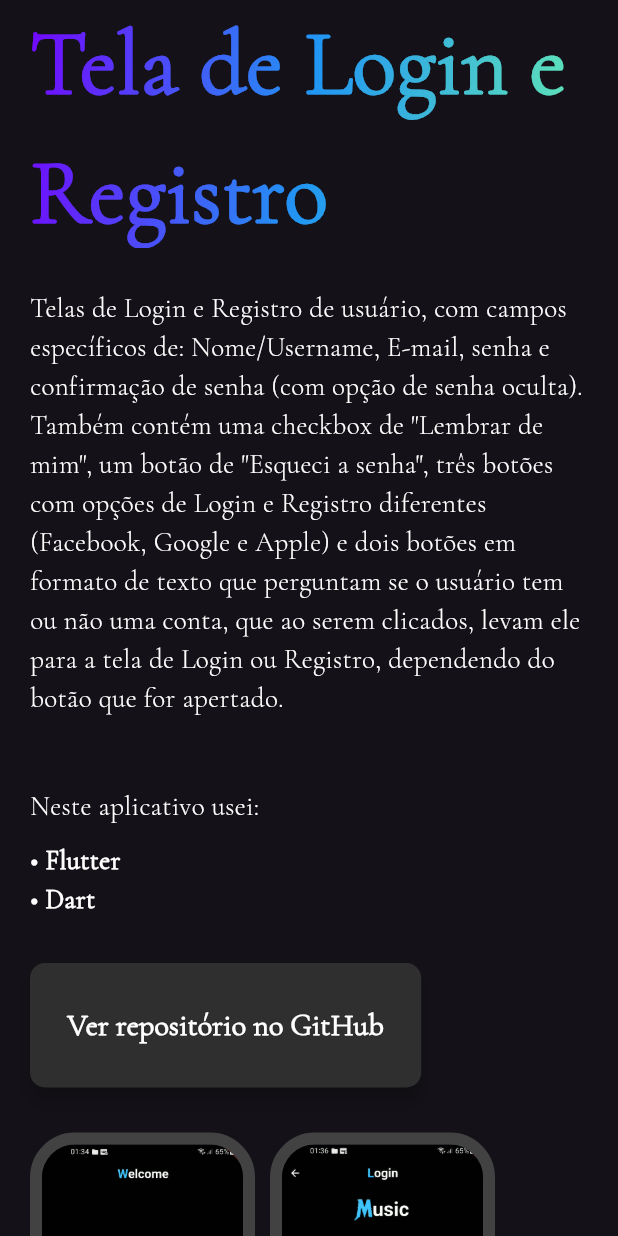
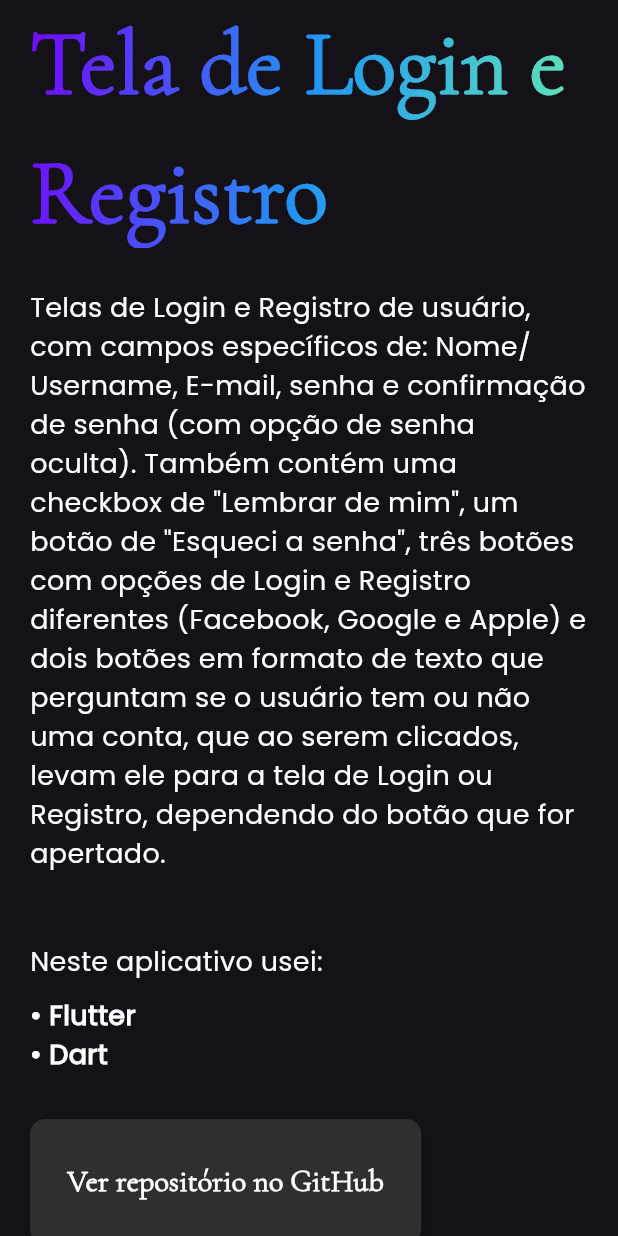
Before and after one commit to leonardovivo/portfolio, a Flutter app: the LoginScreenProject widget shown alone on an empty page, opened directly, on a phone screen of 412 x 824 dp. Run offline on Flutter 3.47's test engine with Material 3 defaults, Android fonts, the light colour scheme and no system bars; our stand-ins replace flutter_animate, flutter_svg, scrollable_positioned_list.

Commit message:
Mudança de fonte

```diff
--- a/lib/projects/login_screen.dart
+++ b/lib/projects/login_screen.dart
@@ -47,7 +47,7 @@ class LoginScreenProject extends StatelessWidget {
                       ' do botão que for apertado.'
                       '\n',
                       style: TextStyle(
-                        fontFamily: 'Cormorant Garamond',
+                        fontFamily: 'Poppins',
                         fontSize: 18,
                         color: Colors.white,
                       ),
@@ -56,7 +56,7 @@ class LoginScreenProject extends StatelessWidget {
                     const Text(
                       'Neste aplicativo usei:',
                       style: TextStyle(
-                        fontFamily: 'Cormorant Garamond',
+                        fontFamily: 'Poppins',
                         fontSize: 18,
                         color: Colors.white,
                       ),
@@ -65,7 +65,7 @@ class LoginScreenProject extends StatelessWidget {
                     const Text(
                       '• Flutter',
                       style: TextStyle(
-                        fontFamily: 'Cormorant Garamond',
+                        fontFamily: 'Poppins',
                         fontSize: 18,
                         fontWeight: FontWeight.bold,
                         color: Colors.white,
@@ -74,7 +74,7 @@ class LoginScreenProject extends StatelessWidget {
                     const Text(
                       '• Dart',
                       style: TextStyle(
-                        fontFamily: 'Cormorant Garamond',
+                        fontFamily: 'Poppins',
                         fontSize: 18,
                         fontWeight: FontWeight.bold,
                         color: Colors.white,
@@ -125,7 +125,7 @@ class LoginScreenProject extends StatelessWidget {
                       ' do botão que for apertado.'
                       '\n',
                       style: TextStyle(
-                        fontFamily: 'Cormorant Garamond',
+                        fontFamily: 'Poppins',
                         fontSize: 22,
                         color: Colors.white,
                       ),
@@ -134,7 +134,7 @@ class LoginScreenProject extends StatelessWidget {
                     const Text(
                       'Neste aplicativo usei:',
                       style: TextStyle(
-                        fontFamily: 'Cormorant Garamond',
+                        fontFamily: 'Poppins',
                         fontSize: 22,
                         color: Colors.white,
                       ),
@@ -143,7 +143,7 @@ class LoginScreenProject extends StatelessWidget {
                     const Text(
                       '• Flutter',
                       style: TextStyle(
-                        fontFamily: 'Cormorant Garamond',
+                        fontFamily: 'Poppins',
                         fontSize: 22,
                         fontWeight: FontWeight.bold,
                         color: Colors.white,
@@ -152,7 +152,7 @@ class LoginScreenProject extends StatelessWidget {
                     const Text(
                       '• Dart',
                       style: TextStyle(
-                        fontFamily: 'Cormorant Garamond',
+                        fontFamily: 'Poppins',
                         fontSize: 22,
                         fontWeight: FontWeight.bold,
                         color: Colors.white,
@@ -196,8 +196,8 @@ class LoginScreenProject extends StatelessWidget {
                     RichText(
                       text: const TextSpan(
                         style: TextStyle(
-                          fontFamily: 'Cormorant Garamond',
-                          fontSize: 25,
+                          fontFamily: 'Poppins',
+                          fontSize: 20,
                           color: Colors.white,
                         ),
                         children: [
--- a/lib/sections/section_about.dart
+++ b/lib/sections/section_about.dart
@@ -66,7 +66,7 @@ class SectionAbout extends StatelessWidget {
                         ' Extremamente focado e determinado em entregar o melhor resultado possível. Sempre que tiro meus projetos do papel, vou até o fim'
                         ' e nunca me arrependo de terminar o que comecei.',
                         style: TextStyle(
-                          fontFamily: 'Cormorant Garamond',
+                          fontFamily: 'Poppins',
                           fontSize: adaptiveFontSizeText,
                           color: Colors.white,
                         ),
```
Also changed, not shown: lib/projects/bank_screen.dart (+6 -6 lines), lib/projects/sky_pulse.dart (+20 -20 lines).
